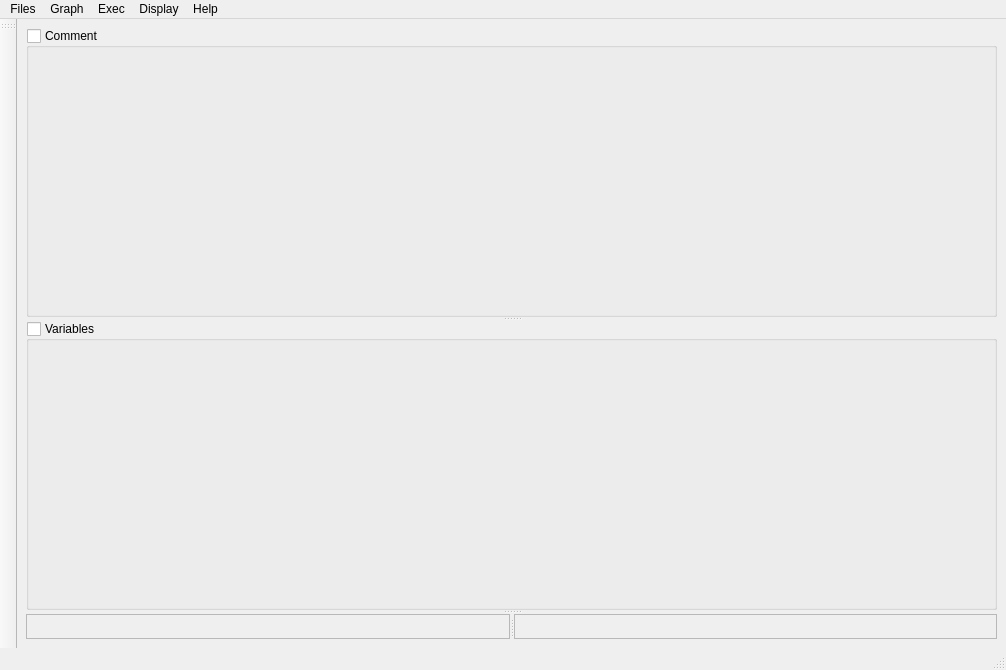
First picture: the form in appli/grapher/gui/src/grapher.ui, repository snaress/studio, before the edit.
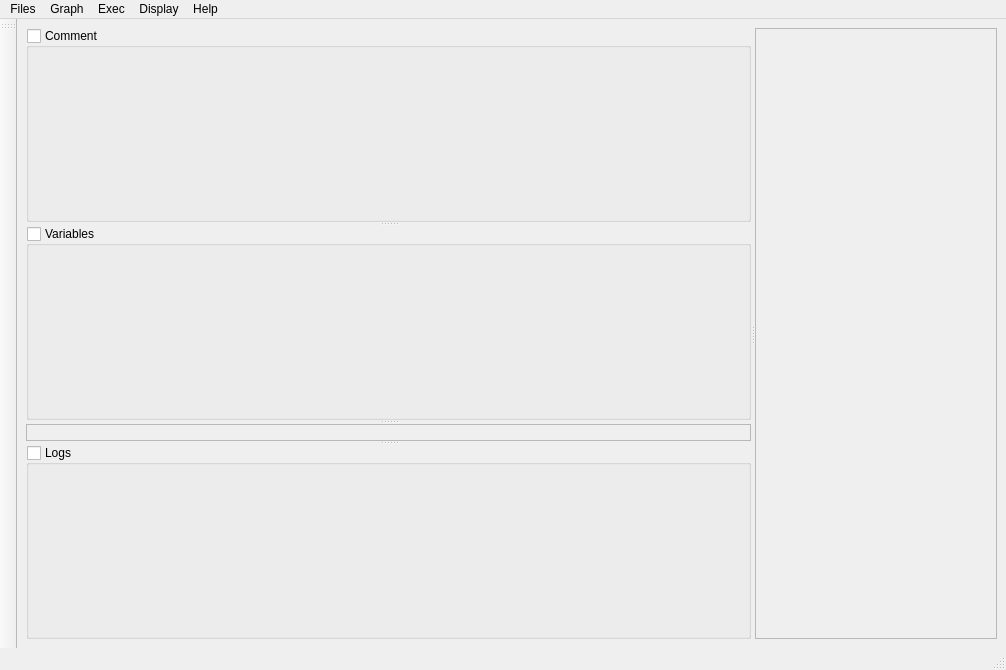
Second picture: the form after the edit.

Commit message: Grapher: replace scriptEditor ---> scriptEditor2

```diff
--- a/appli/grapher/gui/src/grapher.ui
+++ b/appli/grapher/gui/src/grapher.ui
@@ -18,6 +18,10 @@
     <item row="0" column="0">
      <widget class="QSplitter" name="splitter_2">
       <property name="orientation">
+       <enum>Qt::Horizontal</enum>
+      </property>
+      <widget class="QSplitter" name="splitter">
+       <property name="orientation">
        <enum>Qt::Vertical</enum>
       </property>
       <widget class="QGroupBox" name="gbComment">
@@ -76,10 +80,6 @@
         </property>
        </layout>
       </widget>
-      <widget class="QSplitter" name="splitter">
-       <property name="orientation">
-        <enum>Qt::Horizontal</enum>
-       </property>
        <widget class="QFrame" name="vfGraphZone">
         <property name="frameShape">
          <enum>QFrame::StyledPanel</enum>
@@ -93,6 +93,35 @@
          </property>
         </layout>
        </widget>
+       <widget class="QGroupBox" name="gbLogs">
+        <property name="sizePolicy">
+         <sizepolicy hsizetype="Preferred" vsizetype="MinimumExpanding">
+          <horstretch>0</horstretch>
+          <verstretch>0</verstretch>
+         </sizepolicy>
+        </property>
+        <property name="title">
+         <string>Logs</string>
+        </property>
+        <property name="flat">
+         <bool>false</bool>
+        </property>
+        <property name="checkable">
+         <bool>true</bool>
+        </property>
+        <property name="checked">
+         <bool>false</bool>
+        </property>
+        <layout class="QGridLayout" name="glLogs">
+         <property name="margin">
+          <number>0</number>
+         </property>
+         <property name="spacing">
+          <number>0</number>
+         </property>
+        </layout>
+       </widget>
+      </widget>
        <widget class="QFrame" name="vfNodeEditor">
         <property name="frameShape">
          <enum>QFrame::StyledPanel</enum>
@@ -105,7 +134,6 @@
           <number>0</number>
          </property>
         </layout>
-       </widget>
       </widget>
      </widget>
     </item>
```
Lines whose indentation alone changed are shown as unchanged. The commit also changes 7 other files.
